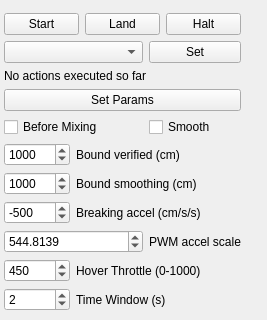
First picture: the form in src/ui/UASControl.ui, repository dricketts/apm_planner, before the edit; both pictures show x 0 to 267 and y 214 to 534 of the 267 by 534 pixel window.
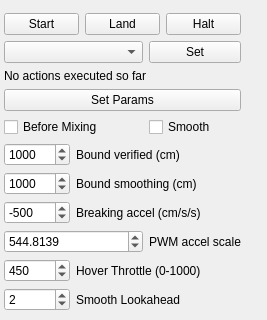
Second picture: the form after the edit. Icons and pictures are not drawn.

```diff
--- a/src/ui/UASControl.ui
+++ b/src/ui/UASControl.ui
@@ -420,7 +420,7 @@
    <item row="14" column="2" colspan="2">
     <widget class="QLabel" name="label_11">
      <property name="text">
-      <string>Time Window (s)</string>
+      <string>Smooth Lookahead</string>
      </property>
     </widget>
    </item>
```
Left out of the diff: 4 changed lines with no effect on the pictures.
